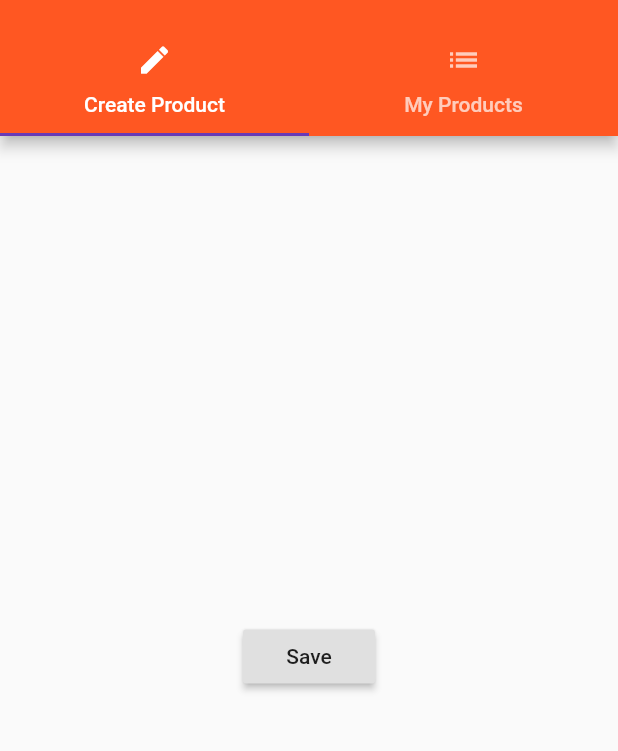
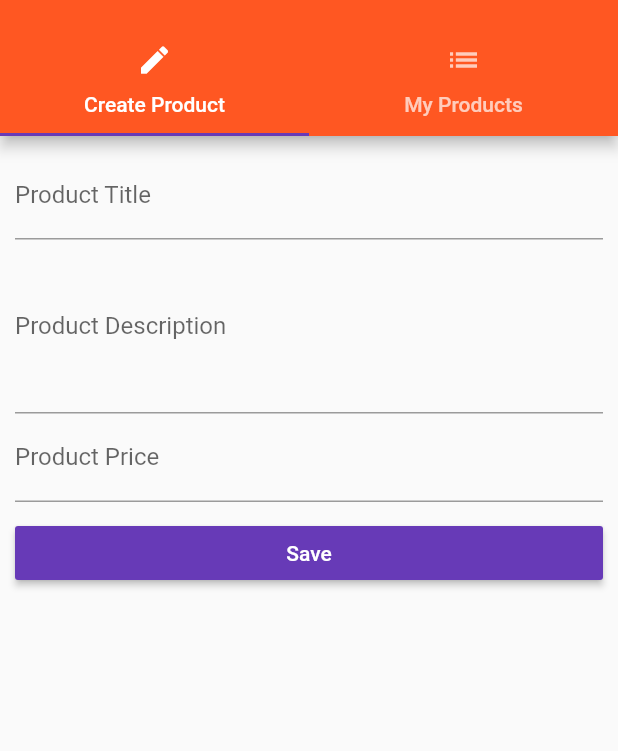
Before and after one commit to azamat87/flutter_app, a Flutter app: the ProductAdminPage screen opened by its route, on a phone screen of 412 x 824 dp, the part 59-810 px from its top. Run offline on Flutter 3.47's test engine with Material 2 defaults, Android fonts, the phone set to English and light mode, and no system bars.

Commit message:
Input field(TextField)

```diff
--- a/lib/main.dart
+++ b/lib/main.dart
@@ -22,9 +22,9 @@ class MyApp extends StatefulWidget {
 
 class _MyAppState extends State<MyApp> {
 
-  List<Map<String, String>> _products = [];
+  List<Map<String, dynamic>> _products = [];
 
-  void _addProduct(Map<String, String> product) {
+  void _addProduct(Map<String, dynamic> product) {
     setState(() {
       _products.add(product);
     });
@@ -47,8 +47,8 @@ class _MyAppState extends State<MyApp> {
           accentColor: Colors.deepPurple),
 //      home: AuthPage(),
       routes: {
-        '/': (BuildContext context) => ProductsPage(_products, _addProduct, _deleteProduct),
-        '/admin': (BuildContext context) => ProductAdminPage(),
+        '/': (BuildContext context) => ProductsPage(_products),
+        '/admin': (BuildContext context) => ProductAdminPage(_addProduct, _deleteProduct),
       },
       onGenerateRoute: (RouteSettings settings) {
         final List<String> pathElements = settings.name.split('/');
@@ -68,8 +68,7 @@ class _MyAppState extends State<MyApp> {
         return null;
       },
       onUnknownRoute: (RouteSettings settings) {
-        return MaterialPageRoute(builder: (BuildContext context) =>
-            ProductsPage(_products, _addProduct, _deleteProduct)
+        return MaterialPageRoute(builder: (BuildContext context) => ProductsPage(_products)
         );
       },
     );
--- a/lib/pages/product_create.dart
+++ b/lib/pages/product_create.dart
@@ -1,19 +1,70 @@
 
 import 'package:flutter/material.dart';
 
-class ProductCreatePage extends StatelessWidget {
+class ProductCreatePage extends StatefulWidget {
+
+  final Function addProduct;
+
+  ProductCreatePage(this.addProduct);
+
+  @override
+  State<StatefulWidget> createState() {
+    return _ProductCreatePageState();
+  }
+}
+
+class _ProductCreatePageState extends State<ProductCreatePage> {
+
+  String titleValue;
+  String descriptionValue;
+  double priceValue;
+
   @override
   Widget build(BuildContext context) {
-    return Center(
-      child: RaisedButton(
-        child: Text('Save'),
-        onPressed: () {
-          showModalBottomSheet(context: context, builder: (BuildContext context){
-            return Center(
-              child: Text('Modal'),
-            );
-          });
-        },
+    return Container(
+      margin: EdgeInsets.all(10.0),
+      child: ListView(
+        children: <Widget>[
+          TextField(
+            decoration: InputDecoration(
+              labelText: 'Product Title'
+            ),
+            onChanged: (String value) {
+              titleValue = value;
+          },),
+          TextField(
+            decoration: InputDecoration(
+                labelText: 'Product Description'
+            ),
+            maxLines: 4,
+            onChanged: (String value) {
+              descriptionValue = value;
+          },),
+          TextField(
+            decoration: InputDecoration(
+                labelText: 'Product Price'
+            ),
+            keyboardType: TextInputType.number,
+            onChanged: (String value) {
+              priceValue = double.parse(value);
+          },),
+          SizedBox(height: 10.0),
+          RaisedButton(
+            color: Theme.of(context).accentColor,
+            textColor: Colors.white,
+            child: Text('Save'),
+              onPressed: () {
+              final Map<String, dynamic> product = {
+                'title' : titleValue,
+                'description': descriptionValue,
+                'price': priceValue,
+                'image': 'images/food.jpg'
+              };
+              widget.addProduct(product);
+              Navigator.pushReplacementNamed(context, '/');
+
+          })
+        ],
       ),
     );
   }
--- a/lib/pages/products_admin.dart
+++ b/lib/pages/products_admin.dart
@@ -2,11 +2,15 @@
 import 'package:flutter/material.dart';
 import 'package:flutterapp/pages/product_create.dart';
 import 'package:flutterapp/pages/product_list.dart';
-import 'package:flutterapp/pages/products.dart';
 
-import '../product_manager.dart';
 
 class ProductAdminPage extends StatelessWidget {
+
+  final Function addProduct;
+  final Function deleteProduct;
+
+  ProductAdminPage(this.addProduct, this.deleteProduct);
+
   @override
   Widget build(BuildContext context) {
     return DefaultTabController(
@@ -45,7 +49,7 @@ class ProductAdminPage extends StatelessWidget {
         ),
         body: TabBarView(
             children: <Widget> [
-              ProductCreatePage(),
+              ProductCreatePage(addProduct),
               ProductListPage()
             ]
         ),
```
Also changed, not shown: lib/pages/auth.dart (+48 -12 lines), lib/pages/products.dart (+3 -5 lines), lib/product_manager.dart (+3 -9 lines), lib/products.dart (+3 -9 lines).
